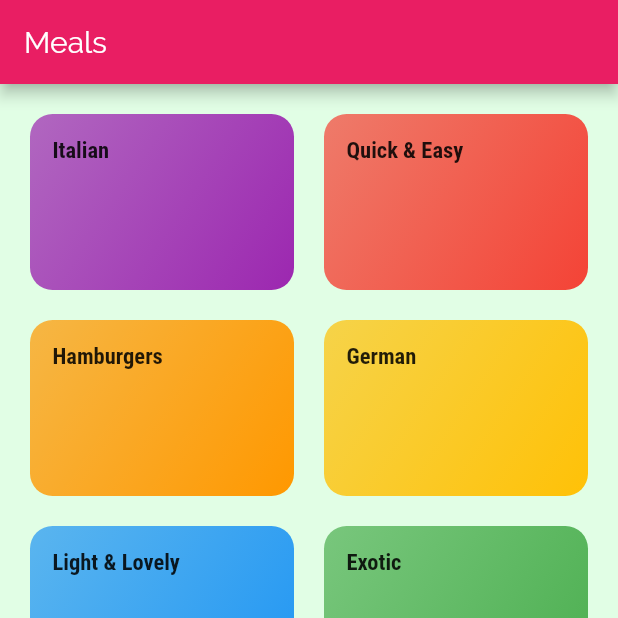
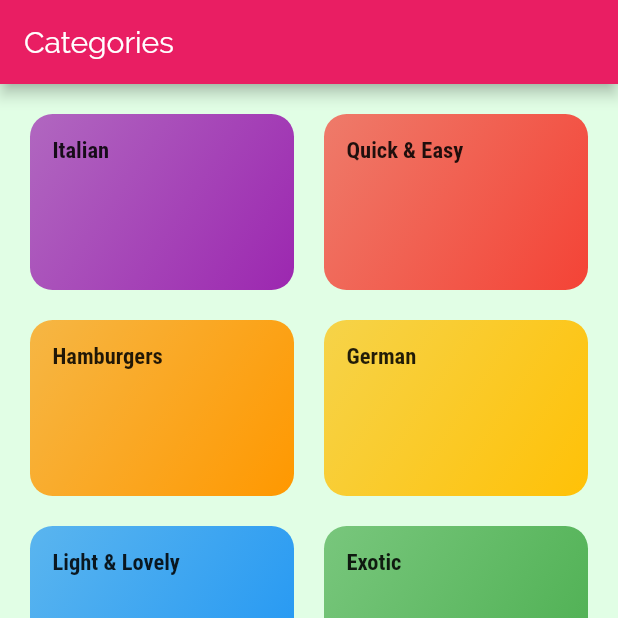
Before and after one commit to Encang-Cutbray/meal-app, a Flutter app: the screen it shows after launch, on a phone screen of 412 x 824 dp, the top half of it. Run offline on Flutter 3.47's test engine with Material 2 defaults, Android fonts, the phone set to English and light mode, and no system bars.

Commit message:
add title on app bar

```diff
--- a/lib/screens/tabs_screen.dart
+++ b/lib/screens/tabs_screen.dart
@@ -8,9 +8,10 @@ class TabsScreen extends StatefulWidget {
 }
 
 class _TabsScreenState extends State<TabsScreen> {
-  final List<Widget> _pages = [
-    CategoriesScreen(),
-    FavoritesScreen(),
+
+  final List<Map<String, Object>> _pages = [
+    {'pages':CategoriesScreen(), 'title': 'Categories'},
+    {'pages': FavoritesScreen(), 'title': 'Your Favorites'}
   ];
 
   int _selectedPageIndex = 0;
@@ -25,9 +26,9 @@ class _TabsScreenState extends State<TabsScreen> {
   Widget build(BuildContext context) {
     return Scaffold(
       appBar: AppBar(
-        title: Text('Meals'),
+        title: Text( _pages[_selectedPageIndex]['title']),
       ),
-      body: _pages[_selectedPageIndex],
+      body: _pages[_selectedPageIndex]['pages'],
       bottomNavigationBar: BottomNavigationBar(
         onTap: _selectPage,
         backgroundColor: Theme.of(context).primaryColor,
```
